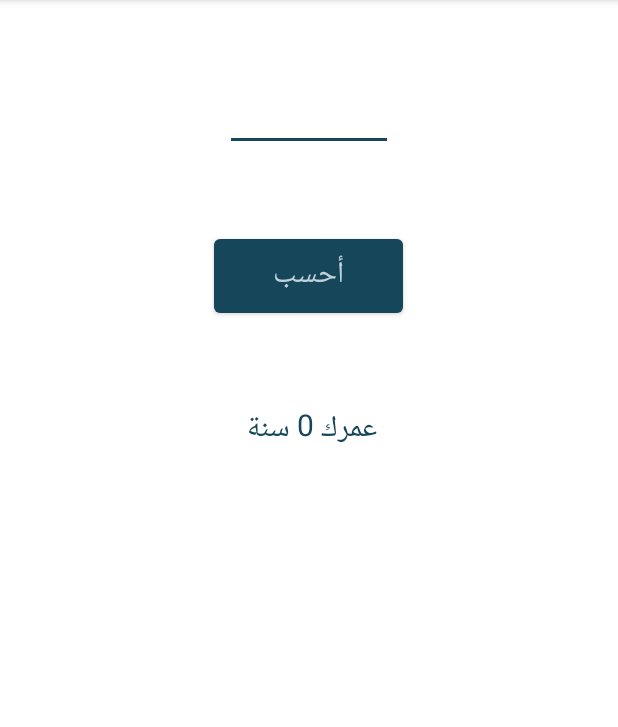
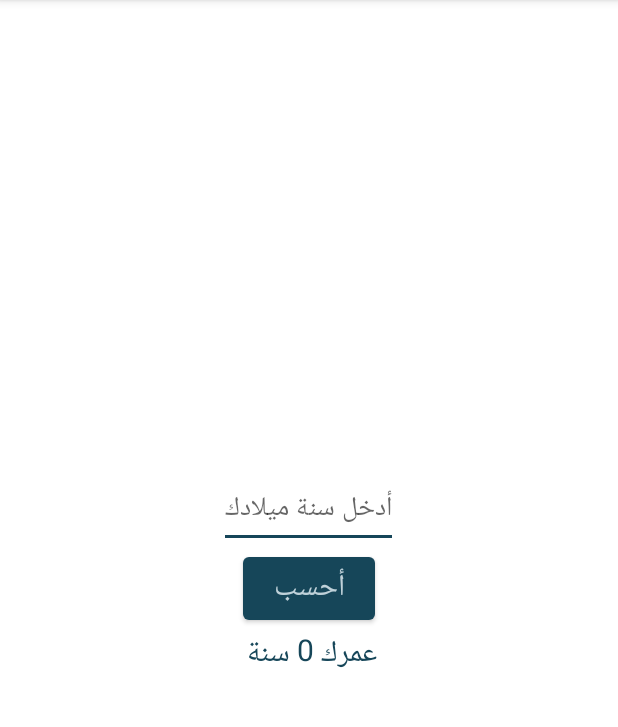
Before and after one commit to KolodDev/AgeCalculatorApp, an Android app: the MainActivity screen opened directly, with no data from a screen before it, after a tap on "أحسب", on a phone screen of 412 x 824 dp, the part 84-811 px from its top. Run offline under Robolectric (Android 15) with nearby library versions, the phone set to English and light mode, and no system bars; Roboto replaces fonts that are not available here; 1 statement that could not run was skipped.

Commit message:
Age-Calculator App

```diff
--- a/app/src/main/res/layout/activity_main.xml
+++ b/app/src/main/res/layout/activity_main.xml
@@ -1,51 +1,42 @@
 <?xml version="1.0" encoding="utf-8"?>
 <LinearLayout xmlns:android="http://schemas.android.com/apk/res/android"
-    xmlns:app="http://schemas.android.com/apk/res-auto"
     xmlns:tools="http://schemas.android.com/tools"
     android:layout_width="match_parent"
     android:layout_height="match_parent"
     android:orientation="vertical"
+    android:gravity="center"
     tools:context=".MainActivity">
-
 
     <LinearLayout
         android:id="@+id/linearLayout"
-        android:layout_width="match_parent"
-        android:layout_height="113dp"
+        android:layout_width="wrap_content"
+        android:layout_height="wrap_content"
         android:gravity="center">
 
         <EditText
             android:id="@+id/editYear"
             android:layout_width="wrap_content"
             android:layout_height="wrap_content"
-            android:layout_marginLeft="150dp"
-            android:layout_marginTop="20dp"
-            android:layout_marginRight="150dp"
-            android:ems="10"
+            android:hint="أدخل سنة ميلادك"
             android:gravity="center"
-            android:inputType="number"
-            android:minHeight="48dp"
-            tools:ignore="SpeakableTextPresentCheck" />
+            android:inputType="number" />
 
     </LinearLayout>
 
     <Button
         android:id="@+id/btnCalculate"
-        android:layout_width="126dp"
-        android:layout_height="61dp"
+        android:layout_width="wrap_content"
+        android:layout_height="wrap_content"
         android:layout_gravity="center"
-        android:layout_marginTop="40dp"
-        android:layout_marginBottom="40dp"
         android:fontFamily="@font/cairo_semibold"
         android:text="أحسب"
         android:textSize="20sp" />
 
     <TextView
         android:id="@+id/showAge"
-        android:layout_width="258dp"
-        android:layout_height="47dp"
+        android:layout_width="wrap_content"
+        android:layout_height="wrap_content"
         android:layout_gravity="center"
-        android:layout_marginTop="8dp"
         android:fontFamily="@font/cairo_semibold"
         android:gravity="center"
         android:textColor="@color/B01"
--- a/app/src/main/res/layout/activity_welcome.xml
+++ b/app/src/main/res/layout/activity_welcome.xml
@@ -1,6 +1,5 @@
 <?xml version="1.0" encoding="utf-8"?>
 <RelativeLayout xmlns:android="http://schemas.android.com/apk/res/android"
-    xmlns:app="http://schemas.android.com/apk/res-auto"
     xmlns:tools="http://schemas.android.com/tools"
     android:layout_width="match_parent"
     android:layout_height="match_parent"
```
